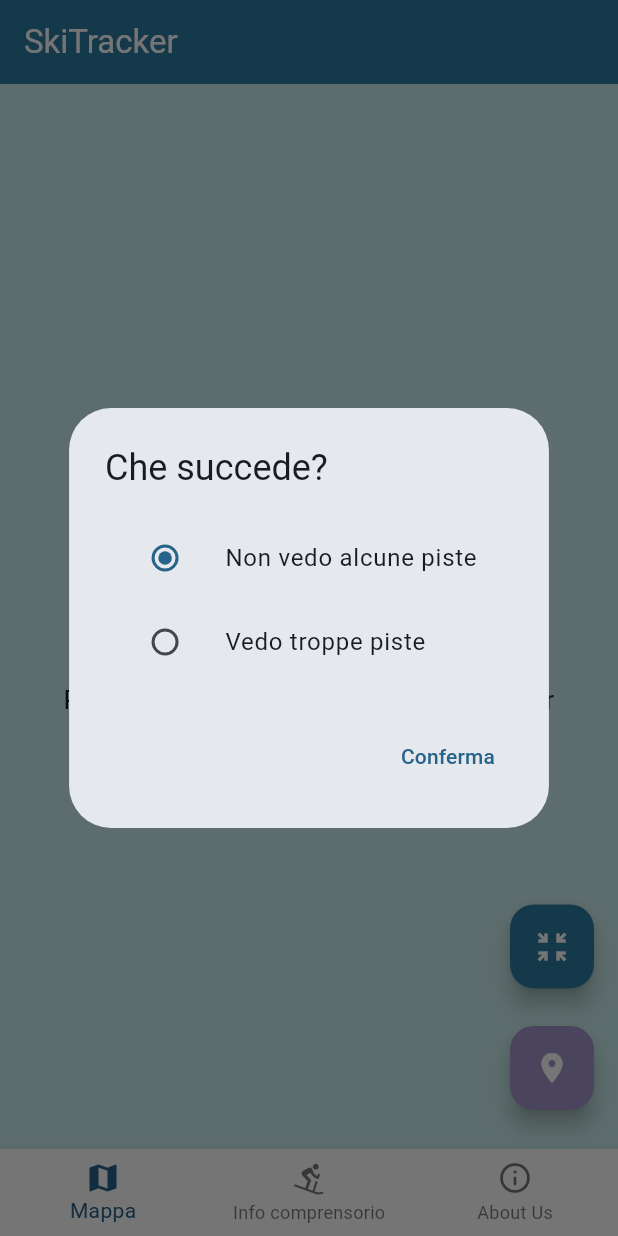
After one commit to omarnaja1/fluttermobile, a Flutter app: the screen it shows after launch, after a tap on the "zoom in map" icon, on a phone screen of 412 x 824 dp. The commit adds this screen. Run offline on Flutter 3.47's test engine with Material 2 defaults, Android fonts, the phone set to English and light mode, and no system bars; our stand-ins replace flutter_map, geolocator, latlong2, sqflite; accounts and stored records are empty.

Commit message:
aggiunta funzionalità zoom mappa

```diff
--- a/SkiTracker/lib/database/DbHelper.dart
+++ b/SkiTracker/lib/database/DbHelper.dart
@@ -117,4 +117,16 @@ class DbHelper {
     database.close();
     return pistaList;
   }
+
+  // Aggiorna il valore dello zoom per un Comprensorio
+  Future<void> updateComprensorioZoom(int idComprensorio, int zoom) async {
+    // apro il db
+    Database database = await openDB();
+
+    // Aggiorno il valore dello zoom
+    await database.update('Comprensorio', {'zoom': zoom}, where: 'id = ?', whereArgs: [idComprensorio]);
+
+    // chiudo il db
+    database.close();
+  }
 }
--- a/SkiTracker/lib/mappa.dart
+++ b/SkiTracker/lib/mappa.dart
@@ -1,5 +1,6 @@
 import 'package:SkiTracker/utility/OsmXmlAnalyzer.dart';
 import 'package:SkiTracker/utility/SkiAreaGetter.dart';
+import 'package:SkiTracker/utility/ZoomRegulationDialog.dart';
 import 'package:flutter/material.dart';
 import 'package:flutter_map/flutter_map.dart';
 import 'package:geolocator/geolocator.dart';
@@ -138,6 +139,34 @@ class _MappaState extends State<Mappa> {
     mapController.move(LatLng(position.latitude, position.longitude), 15.0);
   }
 
+  // Metodo per la regolazione dello zoom della mappa.
+  void zoomRegulation() {
+    // uso la funzione showDialog per aprire un AlertDialog personalizzato creato ad-hoc
+    showDialog<int>(context: context,
+      builder: (BuildContext context) {
+        return ZoomRegulationDialog();
+      },
+    ).then((selectedValue) {
+      // ho ricevuto il valore selezionato nel Dialog
+      if (selectedValue != null && this.mySkiArea != null) {
+        int? newZoom;
+
+        if (selectedValue == 0) {
+          // l'utente non vede alcune piste, diminuisco lo zoom
+          newZoom = this.mySkiArea?.decreaseZoom();
+        } else if (selectedValue == 1) {
+          // l'utente vede troppe piste, aumento lo zoom
+          newZoom = this.mySkiArea?.increaseZoom();
+        }
+
+        // salvo il nuovo zoom sul database e aggiorno la mappa
+        DbHelper().updateComprensorioZoom(this.mySkiArea!.id, newZoom!);
+        drawComprensorioPolylines();
+        print("NUOVO ZOOM ---> $newZoom");
+      }
+    });
+  }
+
   @override
   Widget build(BuildContext context) {
     return Scaffold(
@@ -181,11 +210,25 @@ class _MappaState extends State<Mappa> {
             ],
           ),
         ),
-        floatingActionButton: FloatingActionButton(
-          backgroundColor: Color.fromRGBO(161, 149, 200, 1.0),
-          tooltip: 'Aggiorna posizione',
-          onPressed: refreshPosition,
-          child: const Icon(Icons.location_on, color: Colors.white),
-        ));
+        floatingActionButton: Column(
+          mainAxisAlignment: MainAxisAlignment.end,
+          children: [
+            FloatingActionButton(
+              backgroundColor: Color.fromRGBO(44, 124, 163, 1.0),
+              tooltip: 'Regolazione zoom mappa',
+              onPressed: zoomRegulation,
+              child: const Icon(Icons.zoom_in_map_outlined, color: Colors.white),
+            ),
+            SizedBox(height: 25),
+            FloatingActionButton(
+              backgroundColor: Color.fromRGBO(161, 149, 200, 1.0),
+              tooltip: 'Aggiorna posizione',
+              onPressed: refreshPosition,
+              child: const Icon(Icons.location_on, color: Colors.white),
+            ),
+            SizedBox(height: 10,)
+          ],
+        )
+    );
   }
 }
--- /dev/null
+++ b/SkiTracker/lib/utility/ZoomRegulationDialog.dart
@@ -0,0 +1,54 @@
+import 'package:flutter/material.dart';
+
+class ZoomRegulationDialog extends StatefulWidget {
+  @override
+  _ZoomRegulationDialogState createState() => _ZoomRegulationDialogState();
+}
+
+class _ZoomRegulationDialogState extends State<ZoomRegulationDialog> {
+  int selectedValue = 0;
+
+  @override
+  Widget build(BuildContext context) {
+    return AlertDialog(
+      title: Text('Che succede?'),
+      content: Column(
+        mainAxisSize: MainAxisSize.min,
+        children: [
+          ListTile(
+            title: Text('Non vedo alcune piste'),
+            leading: Radio(
+              value: 0,
+              groupValue: selectedValue,
+              onChanged: (value) {
+                setState(() {
+                  selectedValue = value as int;
+                });
+              },
+            ),
+          ),
+          ListTile(
+            title: Text('Vedo troppe piste'),
+            leading: Radio(
+              value: 1,
+              groupValue: selectedValue,
+              onChanged: (value) {
+                setState(() {
+                  selectedValue = value as int;
+                });
+              },
+            ),
+          ),
+        ],
+      ),
+      actions: [
+        TextButton(
+          onPressed: () {
+            Navigator.pop(context, selectedValue); // Chiudi il dialog e restituisci il valore selezionato
+          },
+          child: Text('Conferma'),
+        ),
+      ],
+    );
+  }
+}
```
Also changed, not shown: SkiTracker/lib/models/Comprensorio.dart (+17 -0 lines).
